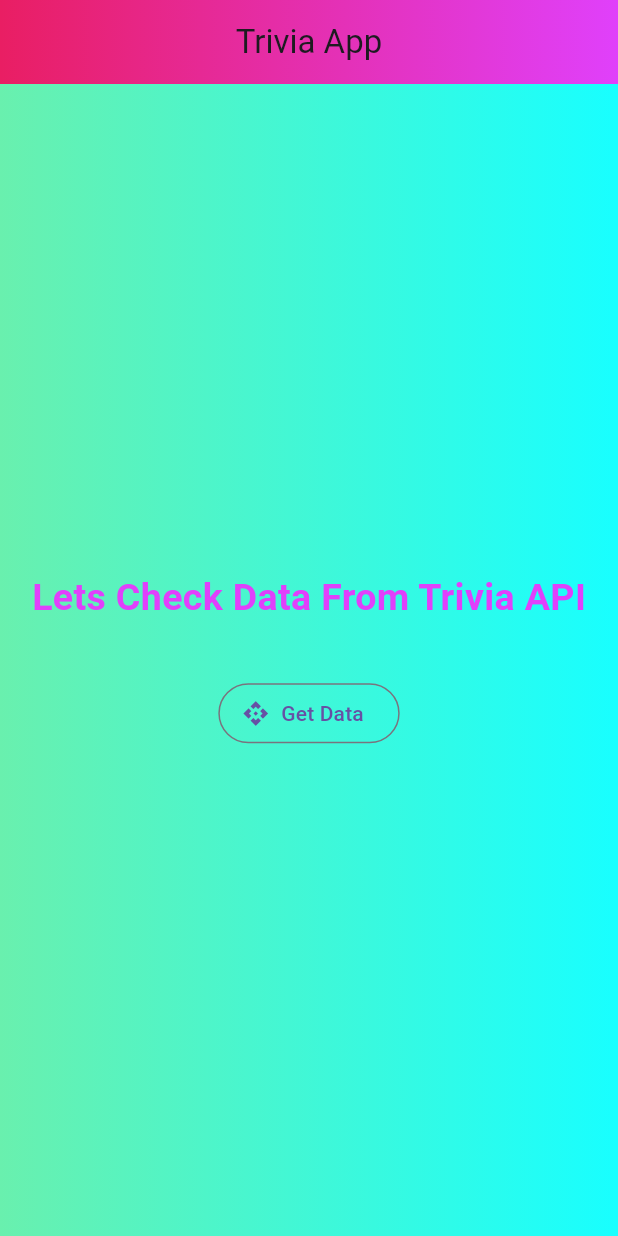
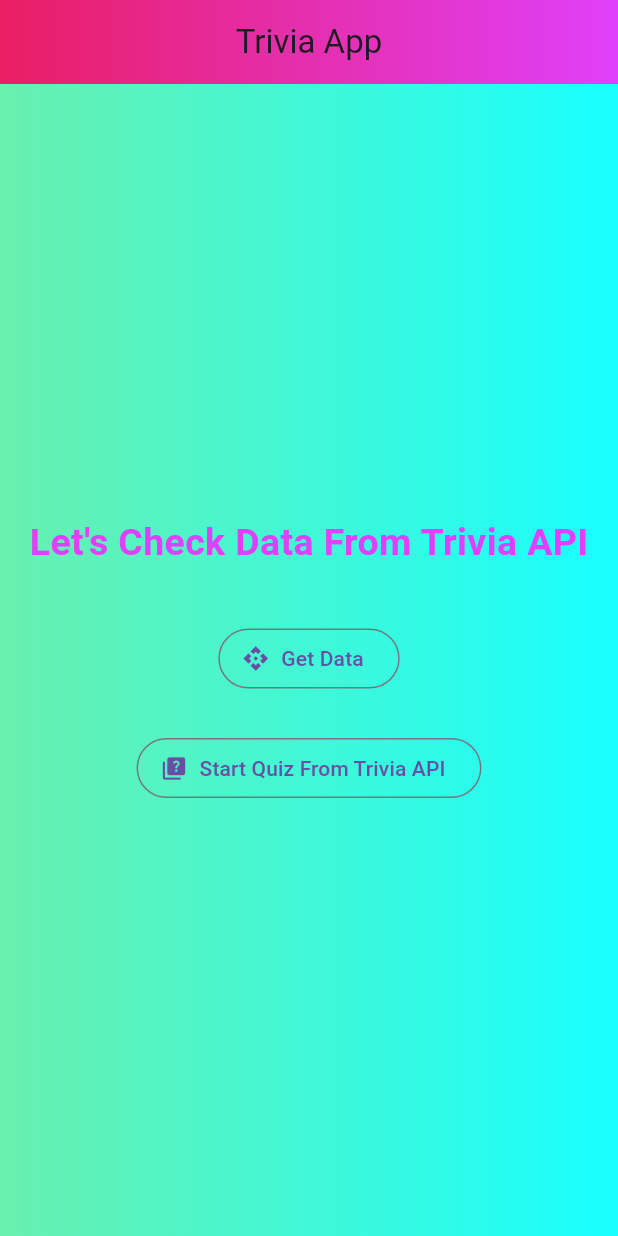
Before and after one commit to tamim-cloud/get_data_from_trivia_api, a Flutter app: the screen it shows after launch, on a phone screen of 412 x 824 dp. Run offline on Flutter 3.47's test engine with Material 3 defaults, Android fonts, the phone set to English and light mode, and no system bars.

Commit message:
make results screen

```diff
--- a/lib/data/database/trivia_db.dart
+++ b/lib/data/database/trivia_db.dart
@@ -9,9 +9,11 @@ class ConvertJsonToTriviaModel {
     try {
       final data = await apiService.getApiData(url);
       // print(data);
-      return TriviaModel.fromJson(data);
+      return  TriviaModel.fromJson(data);
     } on Exception catch (e) {
       throw Exception(e.toString());
     }
   }
+
+
 }
--- a/lib/data/models/trivia_model.dart
+++ b/lib/data/models/trivia_model.dart
@@ -22,6 +22,7 @@ class TriviaModel {
     }
     return data;
   }
+
 }
 
 class Results {
@@ -59,4 +60,5 @@ class Results {
     data['incorrect_answers'] = incorrectAnswers;
     return data;
   }
+
 }
--- a/lib/presentation/screens/home_screen.dart
+++ b/lib/presentation/screens/home_screen.dart
@@ -2,7 +2,9 @@ import 'package:flutter/material.dart';
 import 'package:trivia_app/presentation/screens/data_screen.dart';
 
 class HomeScreen extends StatelessWidget {
-  const HomeScreen({super.key});
+  const HomeScreen({super.key, required this.onTap});
+
+  final void Function() onTap;
 
   @override
   Widget build(BuildContext context) {
@@ -11,7 +13,7 @@ class HomeScreen extends StatelessWidget {
         mainAxisAlignment: MainAxisAlignment.center,
         children: [
           Text(
-            "Lets Check Data From Trivia API",
+            "Let's Check Data From Trivia API",
             style: TextStyle(
                 fontSize: 25,
                 fontWeight: FontWeight.bold,
@@ -28,6 +30,12 @@ class HomeScreen extends StatelessWidget {
             label: Text("Get Data"),
             icon: Icon(Icons.api),
           ),
+          SizedBox(height: 25),
+          OutlinedButton.icon(
+            onPressed: onTap,
+            label: Text("Start Quiz From Trivia API"),
+            icon: Icon(Icons.quiz),
+          ),
         ],
       ),
     );
--- a/lib/trivia_app.dart
+++ b/lib/trivia_app.dart
@@ -1,27 +1,73 @@
 import 'package:flutter/material.dart';
 import 'package:trivia_app/presentation/screens/home_screen.dart';
+import 'package:trivia_app/presentation/screens/option_screen.dart';
+import 'package:trivia_app/presentation/screens/result_screen.dart';
 
-class TriviaApp extends StatelessWidget {
+class TriviaApp extends StatefulWidget {
   const TriviaApp({super.key});
+
+  @override
+  State<TriviaApp> createState() => _TriviaAppState();
+}
+
+class _TriviaAppState extends State<TriviaApp> {
+  Widget? currentScreen;
+
+  List<String> userAnswer = [];
+  // TriviaModel triviaModel = TriviaModel();
+
+  void switchScreen() {
+    setState(() {
+      currentScreen = OptionScreen(
+        onOptionSelected: _addAnswer,
+      );
+    });
+  }
+
+  void restartQuizFunction() {
+    userAnswer.clear();
+    currentScreen = HomeScreen(onTap: switchScreen);
+    setState(() {});
+  }
+
+  void _addAnswer(String answer) {
+    userAnswer.add(answer);
+    if (userAnswer.length == 15) {
+      currentScreen =
+          ResultScreen(answer: userAnswer, onTap: restartQuizFunction);
+    }
+  }
+
+  @override
+  void initState() {
+    currentScreen = HomeScreen(
+      onTap: switchScreen,
+    );
+    super.initState();
+  }
 
   @override
   Widget build(BuildContext context) {
     return MaterialApp(
+      debugShowCheckedModeBanner: false,
       home: Scaffold(
         appBar: AppBar(
           title: Text("Trivia App"),
           centerTitle: true,
           flexibleSpace: Container(
             decoration: BoxDecoration(
-                gradient:
-                    LinearGradient(colors: [Colors.pink, Colors.purpleAccent])),
+              gradient:
+                  LinearGradient(colors: [Colors.pink, Colors.purpleAccent]),
+            ),
           ),
         ),
         body: Container(
-            decoration: BoxDecoration(
-                gradient: LinearGradient(
-                    colors: [Colors.greenAccent, Colors.cyanAccent])),
-            child: HomeScreen()),
+          decoration: BoxDecoration(
+            gradient:
+                LinearGradient(colors: [Colors.greenAccent, Colors.cyanAccent]),
+          ),
+          child: currentScreen,
+        ),
       ),
     );
   }
```
Also changed, not shown: lib/presentation/screens/option_screen.dart (added, +71 -0 lines), lib/presentation/screens/result_screen.dart (added, +89 -0 lines), lib/presentation/widgets/option_button.dart (added, +34 -0 lines).
